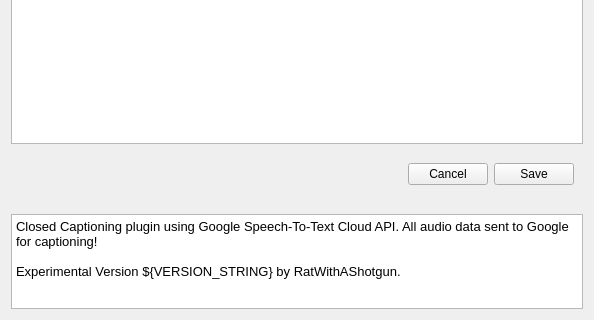
Old version of the form src/ui/CaptionSettingsWidget.ui in the repository 0x01050/google-live-captions-obs-plugin; both pictures show x 0 to 594 and y 492 to 812 of the 594 by 812 pixel window.
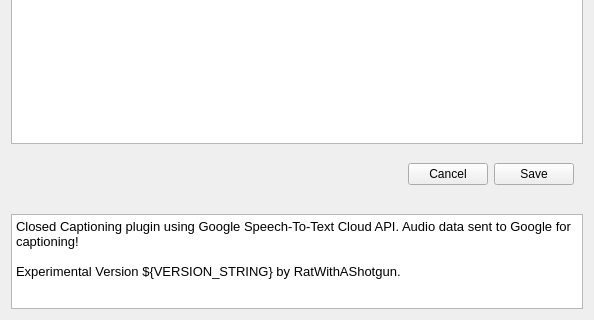
New version of the form.

```diff
--- a/src/ui/CaptionSettingsWidget.ui
+++ b/src/ui/CaptionSettingsWidget.ui
@@ -351,7 +351,7 @@
 &lt;html&gt;&lt;head&gt;&lt;meta name=&quot;qrichtext&quot; content=&quot;1&quot; /&gt;&lt;style type=&quot;text/css&quot;&gt;
 p, li { white-space: pre-wrap; }
 &lt;/style&gt;&lt;/head&gt;&lt;body style=&quot; font-family:'.SF NS Text'; font-size:11pt; font-weight:400; font-style:normal;&quot;&gt;
-&lt;p style=&quot; margin-top:0px; margin-bottom:0px; margin-left:0px; margin-right:0px; -qt-block-indent:0; text-indent:0px;&quot;&gt;&lt;span style=&quot; font-size:10pt;&quot;&gt;Closed Captioning plugin using Google Speech-To-Text Cloud API. All audio data sent to Google for captioning!&lt;/span&gt;&lt;/p&gt;
+&lt;p style=&quot; margin-top:0px; margin-bottom:0px; margin-left:0px; margin-right:0px; -qt-block-indent:0; text-indent:0px;&quot;&gt;&lt;span style=&quot; font-size:10pt;&quot;&gt;Closed Captioning plugin using Google Speech-To-Text Cloud API. Audio data sent to Google for captioning!&lt;/span&gt;&lt;/p&gt;
 &lt;p style=&quot;-qt-paragraph-type:empty; margin-top:0px; margin-bottom:0px; margin-left:0px; margin-right:0px; -qt-block-indent:0; text-indent:0px; font-size:10pt;&quot;&gt;&lt;br /&gt;&lt;/p&gt;
 &lt;p style=&quot; margin-top:0px; margin-bottom:0px; margin-left:0px; margin-right:0px; -qt-block-indent:0; text-indent:0px;&quot;&gt;&lt;span style=&quot; font-size:10pt;&quot;&gt;Experimental Version ${VERSION_STRING} by RatWithAShotgun.&lt;/span&gt;&lt;/p&gt;&lt;/body&gt;&lt;/html&gt;</string>
      </property>
```
